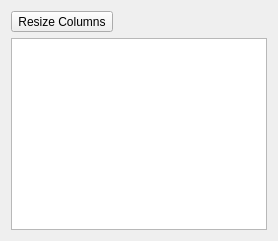
The window that tse_analytics/views/data/data_table_widget.ui (TSE-Systems/tse-analytics) describes before a commit, drawn with Qt 5.
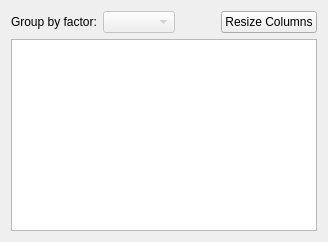
The same window after the commit. Icons and pictures are not drawn. Custom widgets are drawn as their Qt base class.

```diff
--- a/tse_analytics/views/data/data_table_widget.ui
+++ b/tse_analytics/views/data/data_table_widget.ui
@@ -6,16 +6,16 @@
    <item>
     <layout class="QHBoxLayout" name="horizontalLayout">
      <item>
-      <widget class="QToolButton" name="toolButtonResizeColumns">
+      <widget class="QLabel" name="labelGroupByFactor">
        <property name="text">
-        <string>Resize Columns</string>
+        <string>Group by factor:</string>
        </property>
-       <property name="icon">
-        <iconset resource="../../../resources/resources.qrc">
-         <normaloff>:/icons/icons8-resize-horizontal-16.png</normaloff>:/icons/icons8-resize-horizontal-16.png</iconset>
-       </property>
-       <property name="toolButtonStyle">
-        <enum>Qt::ToolButtonTextBesideIcon</enum>
+      </widget>
+     </item>
+     <item>
+      <widget class="FactorSelector" name="factorSelector">
+       <property name="enabled">
+        <bool>false</bool>
        </property>
       </widget>
      </item>
@@ -32,6 +32,17 @@
        </property>
       </spacer>
      </item>
+     <item>
+      <widget class="QPushButton" name="pushButtonResizeColumns">
+       <property name="text">
+        <string>Resize Columns</string>
+       </property>
+       <property name="icon">
+        <iconset resource="../../../resources/resources.qrc">
+         <normaloff>:/icons/icons8-resize-horizontal-16.png</normaloff>:/icons/icons8-resize-horizontal-16.png</iconset>
+       </property>
+      </widget>
+     </item>
     </layout>
    </item>
    <item>
@@ -58,6 +69,13 @@
    </item>
   </layout>
  </widget>
+ <customwidgets>
+  <customwidget>
+   <class>FactorSelector</class>
+   <extends>QComboBox</extends>
+   <header>tse_analytics.views.misc.factor_selector</header>
+  </customwidget>
+ </customwidgets>
  <resources>
   <include location="../../../resources/resources.qrc"/>
  </resources>
```
Left out of the diff: 1 changed line with no effect on the pictures.
